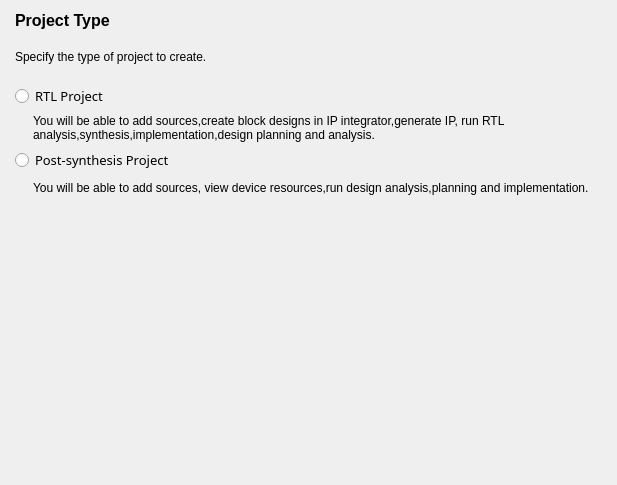
First picture: the form in src/NewProject/project_type_form.ui, repository os-fpga/FOEDAG, before the edit.
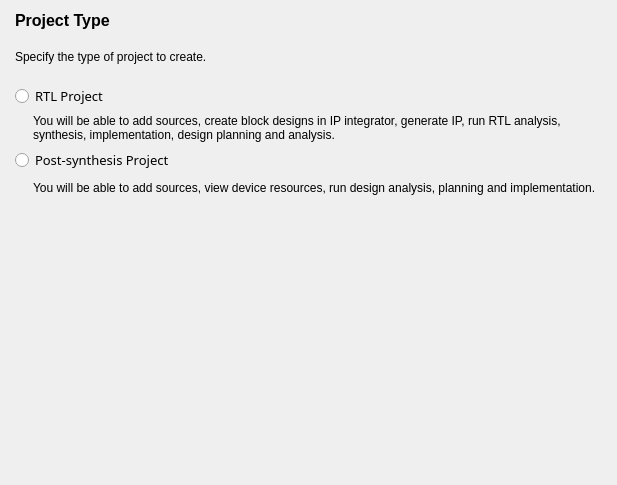
Second picture: the form after the edit.

```diff
--- a/src/NewProject/project_type_form.ui
+++ b/src/NewProject/project_type_form.ui
@@ -95,7 +95,7 @@
          <item>
           <widget class="QLabel" name="m_labelRTL">
            <property name="text">
-            <string>You will be able to add sources,create block designs in IP integrator,generate IP, run RTL analysis,synthesis,implementation,design planning and analysis.</string>
+            <string>You will be able to add sources, create block designs in IP integrator, generate IP, run RTL analysis, synthesis, implementation, design planning and analysis.</string>
            </property>
            <property name="wordWrap">
             <bool>true</bool>
@@ -145,7 +145,7 @@
          <item>
           <widget class="QLabel" name="m_labelPost">
            <property name="text">
-            <string>You will be able to add sources, view device resources,run design analysis,planning and implementation.</string>
+            <string>You will be able to add sources, view device resources, run design analysis, planning and implementation.</string>
            </property>
            <property name="wordWrap">
             <bool>true</bool>
```
Left out of the diff: 1 changed line with no effect on the pictures.
